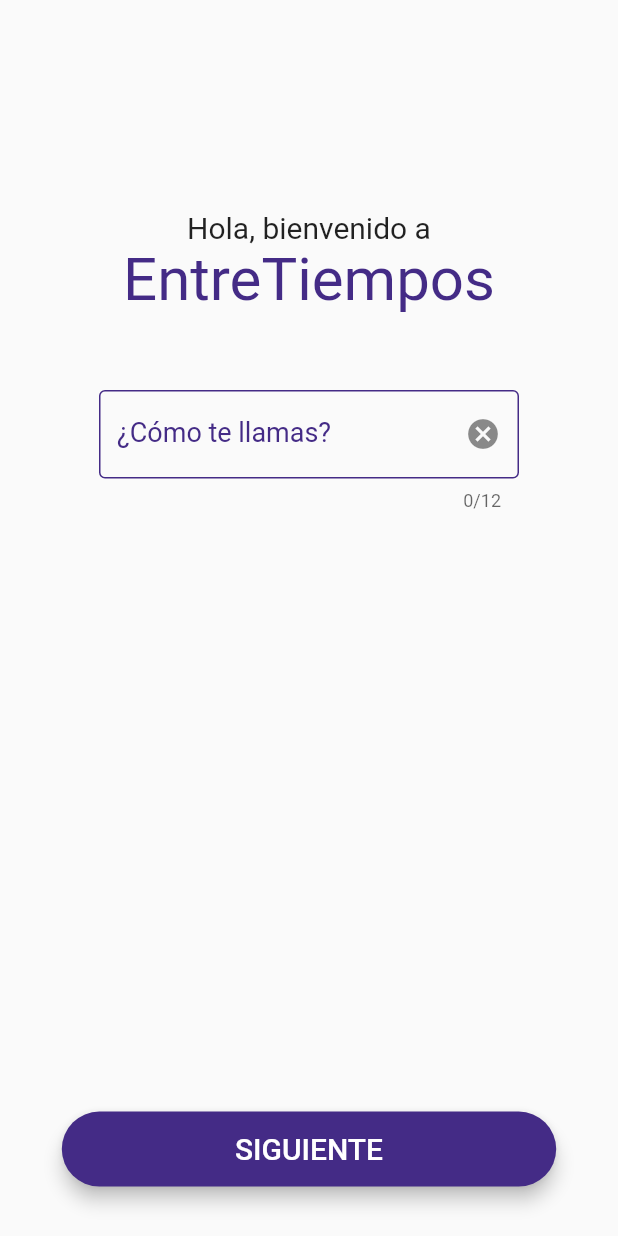
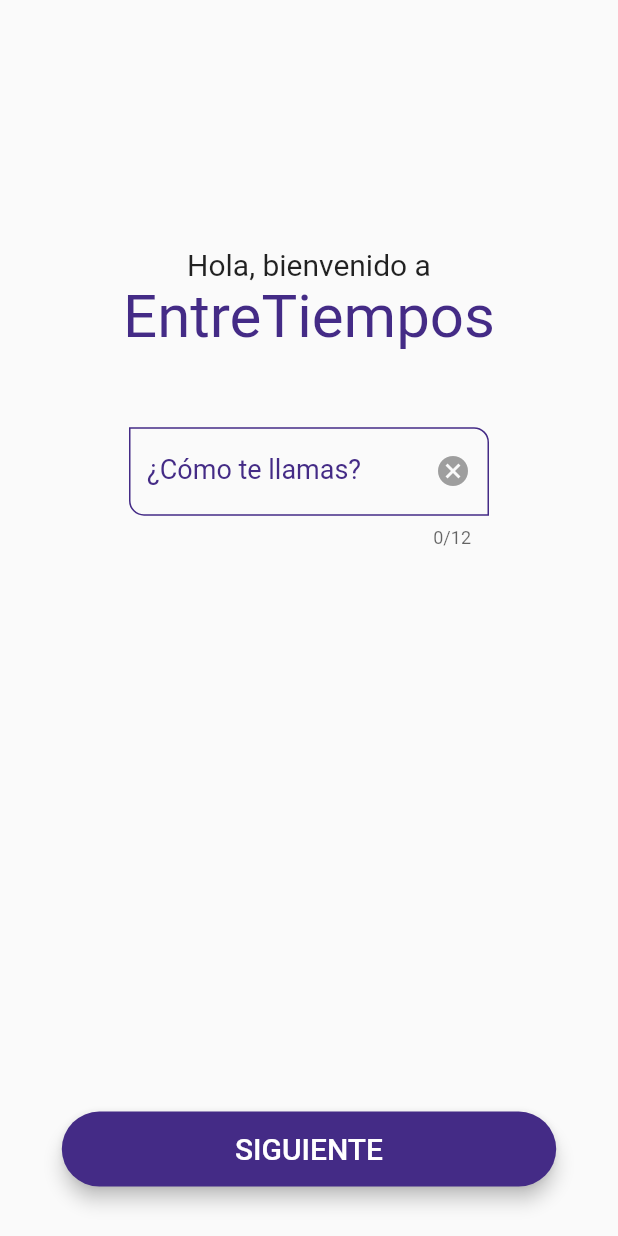
Before and after one commit to kevinlakb/Devsign, a Flutter app: the LoginScreen1 screen opened by its route, on a phone screen of 412 x 824 dp. Run offline on Flutter 3.47's test engine with Material 2 defaults, Android fonts, the light colour scheme and no system bars.

Commit message:
New screens

```diff
--- /dev/null
+++ b/lib/models/user.dart
@@ -0,0 +1,29 @@
+import 'package:flutter/material.dart' show Colors;
+
+class User {
+  String? username;
+  String? usermail;
+  Map<String, Colors>? usertasks;
+
+  User({
+    this.username,
+    this.usermail,
+    this.usertasks,
+  });
+
+  set name(String name) {
+    username = name;
+  }
+
+  set mail(String mail) {
+    usermail = mail;
+  }
+
+  set task(Map<String, Colors> task) {
+    usertasks = task;
+  }
+
+  String get getname {
+    return username ?? 'sin nombre';
+  }
+}
--- a/lib/router/app_routes.dart
+++ b/lib/router/app_routes.dart
@@ -1,16 +1,41 @@
+import 'package:entre_tiempos/screens/concentration_screen.dart';
+import 'package:entre_tiempos/screens/music_screen.dart';
+import 'package:entre_tiempos/screens/progress_screen.dart';
 import 'package:flutter/material.dart';
 import 'package:entre_tiempos/models/menu_options.dart';
 import 'package:entre_tiempos/screens/screens.dart';
 
 class AppRoutes {
-  static const initialRoute = 'Home';
+  static const initialRoute = 'Login1';
 
   static final menuOptions = <MenuOption>[
     MenuOption(
-        route: initialRoute,
+        route: 'Home',
         name: 'Inicio',
         screen: const HomeScreen(),
         icon: Icons.home_outlined),
+    MenuOption(
+        route: 'CompletedTaks',
+        name: 'Tareas terminadas',
+        screen: const CompletedTasksScreen(),
+        icon: Icons.check_box_outlined),
+    MenuOption(
+        route: 'ProgressScreen',
+        name: 'Progreso',
+        screen: const ProgressScreen(),
+        icon: Icons.stacked_bar_chart),
+    MenuOption(
+        route: 'MusicScreen',
+        name: 'Música',
+        screen: const MusicScreen(),
+        icon: Icons.queue_music_rounded),
+    MenuOption(
+        route: 'ConcentrationScreen',
+        name: 'Modo concentración',
+        screen: const ConcentrationScreen(),
+        icon: Icons.border_all_outlined),
+  ];
+  static final menuOptionsHidden = <MenuOption>[
     MenuOption(
         route: 'Login1',
         name: 'Login 1',
@@ -21,13 +46,22 @@ class AppRoutes {
         name: 'Login 2',
         screen: const LoginScreen2(),
         icon: Icons.bug_report),
+    MenuOption(
+        route: 'Test',
+        name: 'Test',
+        screen: const TestScreen0(),
+        icon: Icons.bug_report),
   ];
   static Map<String, Widget Function(BuildContext)> getAppRoutes() {
     Map<String, Widget Function(BuildContext)> appRoutes = {};
     appRoutes
-        .addAll({initialRoute: (BuildContext context) => const HomeScreen()});
+        .addAll({initialRoute: (BuildContext context) => const LoginScreen1()});
 
     for (final option in menuOptions) {
+      appRoutes.addAll({option.route: (BuildContext context) => option.screen});
+    }
+
+    for (final option in menuOptionsHidden) {
       appRoutes.addAll({option.route: (BuildContext context) => option.screen});
     }
 
--- a/lib/screens/home_screen.dart
+++ b/lib/screens/home_screen.dart
@@ -14,7 +14,10 @@ class HomeScreen extends StatelessWidget {
         title: const Text('DEBERES',
             style: TextStyle(fontSize: 20, color: Colors.white)),
       ),
-      body: const Center(),
+      body: Center(
+          child: Column(
+        children: const [],
+      )),
     );
   }
 }
--- a/lib/screens/login_screen1.dart
+++ b/lib/screens/login_screen1.dart
@@ -1,12 +1,17 @@
 import 'dart:ui';
 import 'package:flutter/material.dart';
 import 'package:entre_tiempos/themes/app_theme.dart';
-import 'package:entre_tiempos/router/app_routes.dart';
+import 'package:entre_tiempos/models/user.dart';
 
 class LoginScreen1 extends StatelessWidget {
   const LoginScreen1({Key? key}) : super(key: key);
+  static final User datauser = User();
+  static final TextEditingController _namecontroller = TextEditingController();
 
-  static final TextEditingController _namecontroller = TextEditingController();
+  static String getname() {
+    datauser.name = _namecontroller.text;
+    return datauser.getname;
+  }
 
   @override
   Widget build(BuildContext context) {
@@ -14,7 +19,7 @@ class LoginScreen1 extends StatelessWidget {
       body: Stack(
         children: <Widget>[
           LoginTitle(namecontroller: _namecontroller),
-          const ButtonNavigator(),
+          const Button(),
         ],
       ),
     );
@@ -31,19 +36,20 @@ class LoginTitle extends StatelessWidget {
   final TextEditingController _namecontroller;
   @override
   Widget build(BuildContext context) {
-    //final size = MediaQuery.of(context).size;
+    final size = MediaQuery.of(context).size;
     // final padding = MediaQuery.of(context).padding;
     // final safeHeight = size.height - padding.top - padding.bottom;
     return Container(
-      margin: const EdgeInsets.only(top: 140, bottom: 0, right: 20, left: 20),
+      margin: EdgeInsets.only(
+          top: size.height * 0.2, bottom: 0, right: 20, left: 20),
       child: Center(
         child: Column(
           children: <Widget>[
-            const Text('Hola, bienvenido a', style: TextStyle(fontSize: 20)),
-            const Text(
-              'EntreTiempos',
-              style: TextStyle(fontSize: 40, color: AppTheme.primary),
-            ),
+            const Text('Hola, bienvenido a',
+                style: TextStyle(fontSize: 20), textAlign: TextAlign.center),
+            const Text('EntreTiempos',
+                style: TextStyle(fontSize: 40, color: AppTheme.primary),
+                textAlign: TextAlign.center),
             InputUser(namecontroller: _namecontroller)
           ],
         ),
@@ -66,7 +72,7 @@ class InputUser extends StatelessWidget {
     return Container(
       margin: const EdgeInsets.only(top: 50),
       child: SizedBox(
-        width: 280,
+        width: 240,
         child: TextField(
           controller: _namecontroller,
           textAlign: TextAlign.left,
@@ -77,19 +83,12 @@ class InputUser extends StatelessWidget {
               fontSize: 18,
               color: AppTheme.primary,
             ),
-            enabledBorder: const OutlineInputBorder(
-                borderSide: BorderSide(
-              color: AppTheme.primary,
-              width: 1.0,
-            )),
-            focusedBorder: const OutlineInputBorder(
-                borderSide: BorderSide(
-              color: AppTheme.primary,
-              width: 1.0,
-            )),
             suffixIcon: InkWell(
               onTap: () => _namecontroller.clear(),
-              child: const Icon(Icons.cancel),
+              child: const Icon(
+                Icons.cancel,
+                color: Colors.grey,
+              ),
             ),
           ),
           keyboardType: TextInputType.name,
@@ -101,10 +100,11 @@ class InputUser extends StatelessWidget {
   }
 }
 
-class ButtonNavigator extends StatelessWidget {
-  const ButtonNavigator({
+class Button extends StatelessWidget {
+  const Button({
     Key? key,
   }) : super(key: key);
+
   @override
   Widget build(BuildContext context) {
     final size = MediaQuery.of(context).size;
@@ -121,7 +121,9 @@ class ButtonNavigator extends StatelessWidget {
           ),
           child: const Text('SIGUIENTE',
               style: TextStyle(fontSize: 20, color: Colors.white)),
-          onPressed: () => {Navigator.pushNamed(context, 'Login2')},
+          onPressed: () => {
+            Navigator.pushNamed(context, 'Login2'),
+          },
         ),
       ),
     );
```
Also changed, not shown: lib/screens/completed_tasks_screen.dart (added, +17 -0 lines), lib/screens/concentration_screen.dart (added, +17 -0 lines), lib/screens/login_screen2.dart (+3 -4 lines), lib/screens/music_screen.dart (added, +17 -0 lines), lib/screens/progress_screen.dart (added, +15 -0 lines), lib/screens/screens.dart (+9 -0 lines), lib/screens/testScreens/test0.dart (added, +64 -0 lines), lib/screens/testScreens/test1.dart (added, +16 -0 lines), lib/screens/testScreens/test2.dart (added, +14 -0 lines), lib/screens/testScreens/test3.dart (added, +14 -0 lines), lib/screens/testScreens/test4.dart (added, +14 -0 lines), lib/screens/testScreens/test5.dart (added, +14 -0 lines), lib/screens/testScreens/test6.dart (added, +14 -0 lines), lib/screens/testScreens/test7.dart (added, +14 -0 lines), 1 more files.
